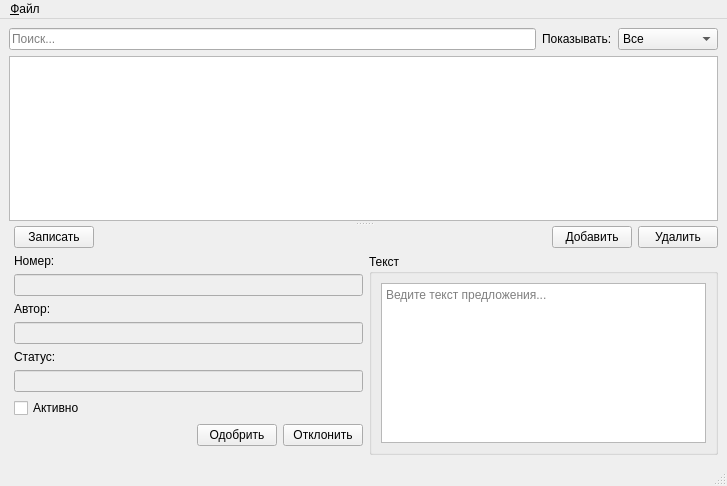
Above: mw.ui from igrekus/sbox before the change. Below: the same form after it.
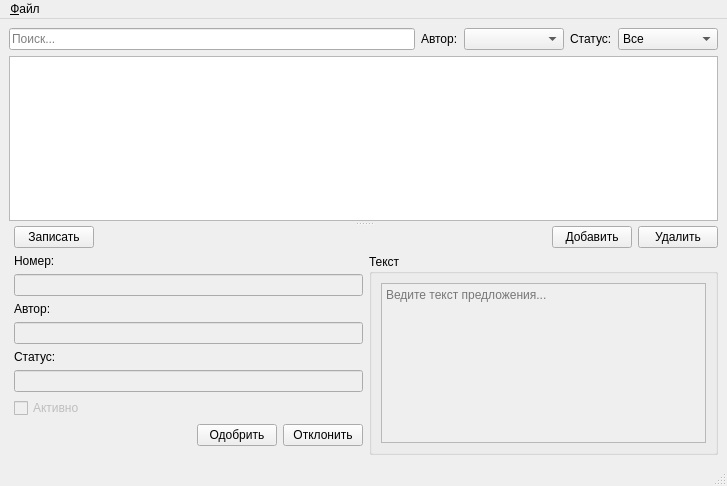
That is the form after the change.

What changed in the file:
```diff
--- a/mw.ui
+++ b/mw.ui
@@ -34,21 +34,38 @@
         <item>
          <layout class="QHBoxLayout" name="horizontalLayout_5">
           <item>
-           <widget class="QLineEdit" name="lineEdit">
+           <widget class="QLineEdit" name="editSearch">
             <property name="placeholderText">
              <string>Поиск...</string>
             </property>
            </widget>
           </item>
           <item>
-           <widget class="QLabel" name="label">
+           <widget class="QLabel" name="lblAuthorFilter">
             <property name="text">
-             <string>Показывать:</string>
+             <string>Автор:</string>
             </property>
            </widget>
           </item>
           <item>
-           <widget class="QComboBox" name="comboBox">
+           <widget class="QComboBox" name="comboAuthorFilter">
+            <property name="minimumSize">
+             <size>
+              <width>100</width>
+              <height>0</height>
+             </size>
+            </property>
+           </widget>
+          </item>
+          <item>
+           <widget class="QLabel" name="lblStatus">
+            <property name="text">
+             <string>Статус:</string>
+            </property>
+           </widget>
+          </item>
+          <item>
+           <widget class="QComboBox" name="comboStatusFilter">
             <item>
              <property name="text">
               <string>Все</string>
@@ -238,6 +255,9 @@
                <layout class="QHBoxLayout" name="horizontalLayout_3">
                 <item>
                  <widget class="QCheckBox" name="checkActive">
+                  <property name="enabled">
+                   <bool>false</bool>
+                  </property>
                   <property name="text">
                    <string>Активно</string>
                   </property>
@@ -320,6 +340,9 @@
             <layout class="QVBoxLayout" name="verticalLayout">
              <item>
               <widget class="QPlainTextEdit" name="textText">
+               <property name="enabled">
+                <bool>false</bool>
+               </property>
                <property name="sizePolicy">
                 <sizepolicy hsizetype="Expanding" vsizetype="Expanding">
                  <horstretch>0</horstretch>
```
